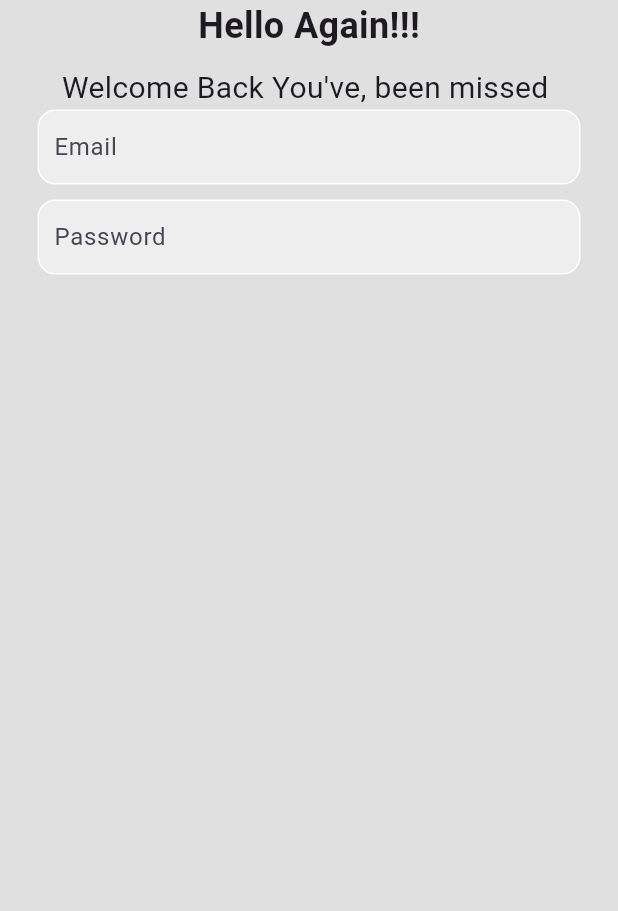
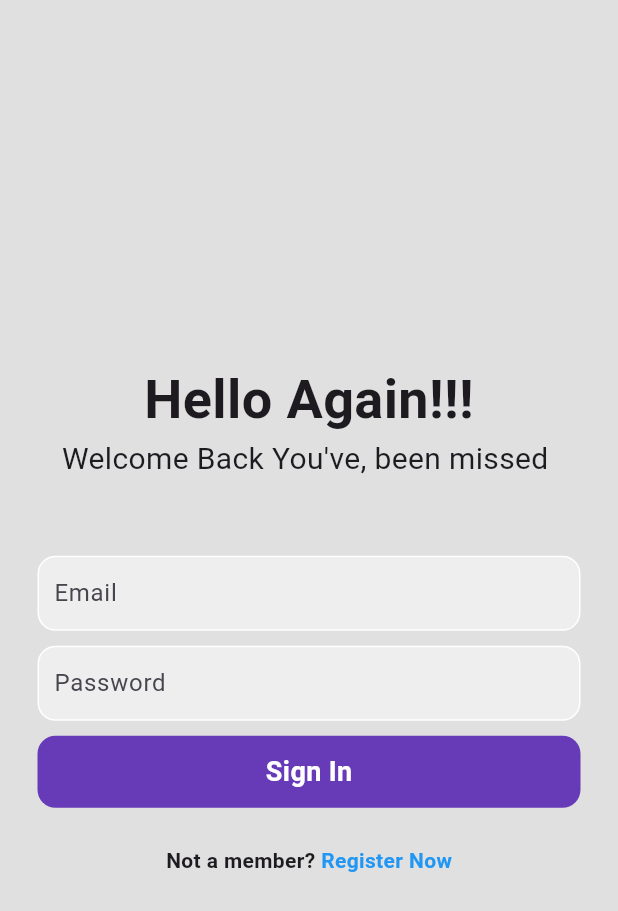
Before and after one commit to Xsidz/firebasetut, a Flutter app: the screen it shows after launch, on a phone screen of 412 x 824 dp. Shown: the top 911 px of the screen. Run offline on Flutter 3.47's test engine with Material 3 defaults, Android fonts, the phone set to English and light mode, and no system bars; our stand-ins replace firebase_core; accounts and stored records are empty.

Commit message:
next changes

```diff
--- a/lib/login_page.dart
+++ b/lib/login_page.dart
@@ -18,19 +18,21 @@ class _LoginPageState extends State<LoginPage> {
         //Greetings
         child: Center(
           child: Column(
+            mainAxisAlignment: MainAxisAlignment.center,
             children: [
               Text(
                 'Hello Again!!!',
-                style: TextStyle(fontSize: 24, fontWeight: FontWeight.bold),
+                style: TextStyle(fontSize: 36, fontWeight: FontWeight.bold),
               ),
-              const SizedBox(
-                height: 10,
-              ),
+
               Text(
                 'Welcome Back You\'ve, been missed ',
                 style: TextStyle(
                   fontSize: 20,
                 ),
+              ),
+              const SizedBox(
+                height: 50,
               ),
               // Email fields
               Padding(
@@ -80,7 +82,46 @@ class _LoginPageState extends State<LoginPage> {
               ),
 
               //sign in buttons
+              GestureDetector(
+                onTap: () {},
+                child: Padding(
+                  padding: const EdgeInsets.symmetric(horizontal: 25.0),
+                  child: Container(
+                    height: 48,
+                    decoration: BoxDecoration(
+                        color: Colors.deepPurple,
+                        borderRadius: BorderRadius.circular(12)),
+                    child: Center(
+                        child: Text(
+                      "Sign In",
+                      style: TextStyle(
+                          color: Colors.white,
+                          fontSize: 18,
+                          fontWeight: FontWeight.bold),
+                    )),
+                  ),
+                ),
+              ),
 
+              const SizedBox(
+                height: 25,
+              ),
+              //Not a member Register
+
+              Row(
+                mainAxisAlignment: MainAxisAlignment.center,
+                children: [
+                  Text(
+                    'Not a member? ',
+                    style: TextStyle(fontWeight: FontWeight.bold),
+                  ),
+                  Text(
+                    'Register Now',
+                    style: TextStyle(
+                        color: Colors.blue, fontWeight: FontWeight.bold),
+                  )
+                ],
+              )
             ],
           ),
         ),
```
